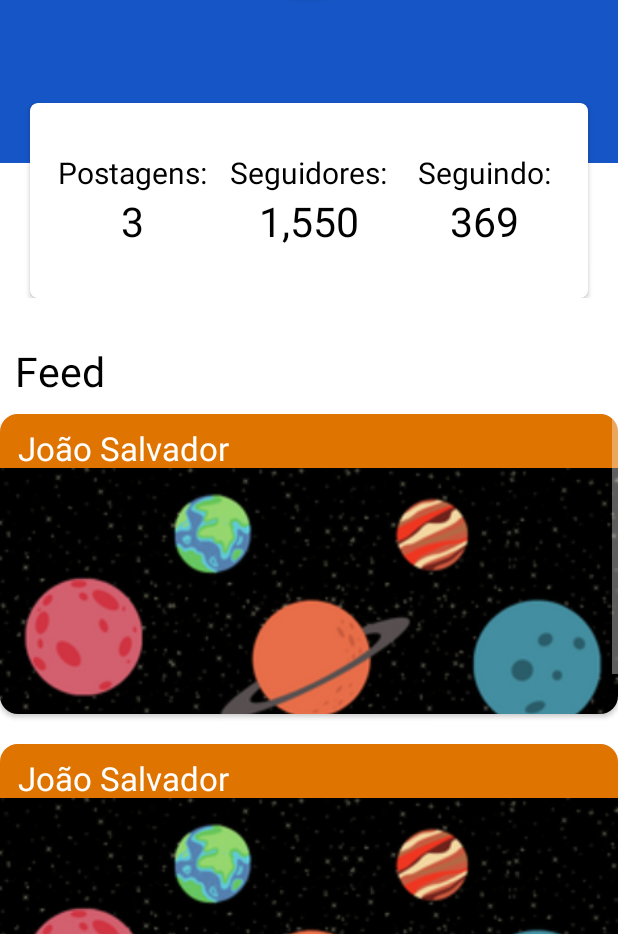
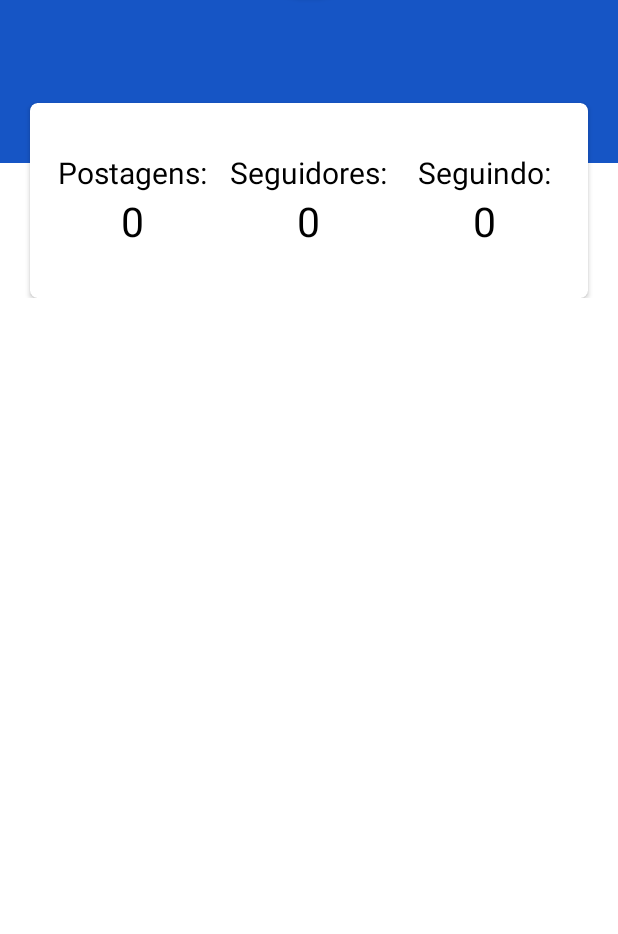
Before and after one commit to Ssalvador221/BluePlanet-App, an Android app: the ProfileScrenPage screen opened directly, with no data from a screen before it, on a phone screen of 412 x 824 dp, the part 302-1236 px from its top. Run offline under Robolectric (Android 15) with nearby library versions, the phone set to English and light mode, and no system bars; our stand-ins replace Firebase (no records; nobody signed in at launch, a user with empty details on screens opened directly); Roboto replaces fonts that are not available here.

Commit message:
Continuar algum dia

```diff
--- a/app/src/main/java/com/example/saaplication/LoginScreen.java
+++ b/app/src/main/java/com/example/saaplication/LoginScreen.java
@@ -32,6 +32,7 @@ public class LoginScreen extends AppCompatActivity {
         super.onCreate(savedInstanceState);
 
         setContentView(R.layout.activity_login_screen);
+        getWindow().setStatusBarColor(Color.TRANSPARENT);
 
         IniciarComponentes();
 
--- a/app/src/main/java/com/example/saaplication/Login_register_screen.java
+++ b/app/src/main/java/com/example/saaplication/Login_register_screen.java
@@ -3,6 +3,7 @@ package com.example.saaplication;
 import androidx.appcompat.app.AppCompatActivity;
 
 import android.content.Intent;
+import android.graphics.Color;
 import android.graphics.Paint;
 import android.os.Bundle;
 import android.util.Log;
@@ -23,6 +24,10 @@ public class Login_register_screen extends AppCompatActivity {
     protected void onCreate(Bundle savedInstanceState) {
         super.onCreate(savedInstanceState);
         setContentView(R.layout.activity_login_registro_screen);
+        getWindow().setStatusBarColor(Color.TRANSPARENT);
+
+
+
 
 //Animation Button Login_register_screen Screen
         Button login1 = findViewById(R.id.loginScreenButton);
--- a/app/src/main/java/com/example/saaplication/RegistroScreen.java
+++ b/app/src/main/java/com/example/saaplication/RegistroScreen.java
@@ -18,6 +18,7 @@ import android.widget.Toast;
 
 import androidx.annotation.NonNull;
 import androidx.appcompat.app.AppCompatActivity;
+import androidx.core.view.WindowCompat;
 
 
 import com.google.android.gms.tasks.OnCompleteListener;
@@ -53,6 +54,8 @@ public class RegistroScreen extends AppCompatActivity {
     protected void onCreate(Bundle savedIntanceState) {
         super.onCreate(savedIntanceState);
         setContentView(R.layout.activity_registro_scren);
+        getWindow().setStatusBarColor(Color.TRANSPARENT);
+        WindowCompat.setDecorFitsSystemWindows(getWindow(), false);
 
         IniciarComponentes();
 
--- a/app/src/main/res/layout/activity_profile_scren_page.xml
+++ b/app/src/main/res/layout/activity_profile_scren_page.xml
@@ -90,7 +90,7 @@
                     <TextView
                         android:layout_width="wrap_content"
                         android:layout_height="wrap_content"
-                        android:text="3"
+                        android:text="0"
                         android:textSize="27dp"
                         android:textColor="@color/black"/>
                 </LinearLayout>
@@ -109,7 +109,7 @@
                     <TextView
                         android:layout_width="wrap_content"
                         android:layout_height="wrap_content"
-                        android:text="1,550"
+                        android:text="0"
                         android:textSize="27dp"
                         android:textColor="@color/black"/>
                 </LinearLayout>
@@ -128,110 +128,11 @@
                     <TextView
                         android:layout_width="wrap_content"
                         android:layout_height="wrap_content"
-                        android:text="369"
+                        android:text="0"
                         android:textSize="27dp"
                         android:textColor="@color/black"/>
                 </LinearLayout>
             </LinearLayout>
         </androidx.cardview.widget.CardView>
     </RelativeLayout>
-
-
-    <ScrollView
-        android:layout_width="match_parent"
-        android:layout_height="match_parent"
-        android:fillViewport="true">
-        <LinearLayout
-            android:layout_width="match_parent"
-            android:layout_height="wrap_content"
-            android:orientation="vertical">
-            <TextView
-                android:layout_width="match_parent"
-                android:layout_height="wrap_content"
-                android:text="Feed"
-                android:textColor="@color/black"
-                android:textSize="27dp"
-                android:padding="10dp"
-                android:layout_marginTop="20dp"/>
-            <androidx.cardview.widget.CardView
-                android:layout_width="match_parent"
-                android:layout_height="200dp"
-                app:cardCornerRadius="12dp"
-                android:layout_weight="1"
-                android:backgroundTint="#D6BDBD">
-                <TextView
-                    android:layout_width="match_parent"
-                    android:layout_height="wrap_content"
-                    android:text="João Salvador"
-                    android:textSize="22dp"
-                    android:background="@color/orange"
-                    android:padding="12px"
-                    android:textColor="@color/white"
-                    android:paddingStart="12dp"/>
-
-                <ImageView
-                    android:layout_width="match_parent"
-                    android:layout_height="209dp"
-                    android:layout_marginTop="34dp"
-                    android:src="@drawable/background_image" />
-            </androidx.cardview.widget.CardView>
-
-
-            <androidx.cardview.widget.CardView
-                android:layout_width="match_parent"
-                android:layout_height="200dp"
-                app:cardCornerRadius="12dp"
-                android:layout_marginTop="20dp"
-                android:layout_weight="1"
-                android:backgroundTint="#D6BDBD">
-                <TextView
-                    android:layout_width="match_parent"
-                    android:layout_height="wrap_content"
-                    android:text="João Salvador"
-                    android:textSize="22dp"
-                    android:background="@color/orange"
-                    android:padding="12px"
-                    android:textColor="@color/white"
-                    android:paddingStart="12dp"/>
-
-                <ImageView
-                    android:layout_width="match_parent"
-                    android:layout_height="209dp"
-                    android:layout_marginTop="34dp"
-                    android:src="@drawable/background_image" />
-            </androidx.cardview.widget.CardView>
-
-
-            <androidx.cardview.widget.CardView
-                android:layout_width="match_parent"
-                android:layout_height="200dp"
-                app:cardCornerRadius="12dp"
-                android:layout_weight="1"
-                android:layout_marginTop="20dp"
-                android:backgroundTint="#D6BDBD">
-                <TextView
-                    android:layout_width="match_parent"
-                    android:layout_height="wrap_content"
-                    android:text="João Salvador"
-                    android:textSize="22dp"
-                    android:background="@color/orange"
-                    android:padding="12px"
-                    android:textColor="@color/white"
-                    android:paddingStart="12dp"/>
-
-                <ImageView
-                    android:layout_width="match_parent"
-                    android:layout_height="209dp"
-                    android:layout_marginTop="34dp"
-                    android:src="@drawable/background_image" />
-            </androidx.cardview.widget.CardView>
-
-
-
-
-
-        </LinearLayout>
-    </ScrollView>
-
-
 </LinearLayout>
```
Also changed, not shown: app/src/main/java/com/example/saaplication/PaginaInicial.java (+9 -0 lines), app/src/main/res/layout/activity_registro_scren.xml (+48 -37 lines).
